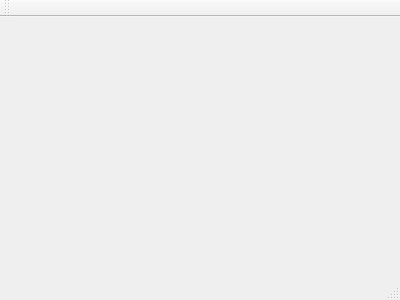
The window that lop/opiyt.ui (dabc312GitHub/Mytest) describes before a commit, drawn with Qt 5.
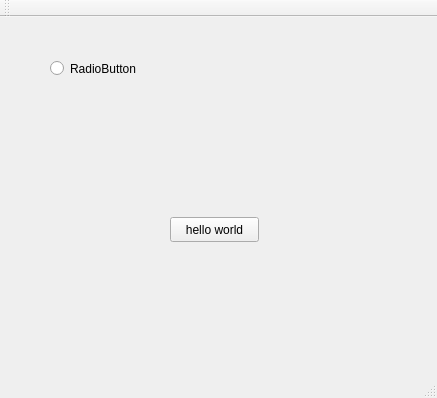
The same window after the commit.

```diff
--- a/lop/opiyt.ui
+++ b/lop/opiyt.ui
@@ -1,24 +1,66 @@
 <ui version="4.0">
  <class>opiyt</class>
- <widget class="QMainWindow" name="opiyt" >
-  <property name="geometry" >
+ <widget class="QMainWindow" name="opiyt">
+  <property name="geometry">
    <rect>
     <x>0</x>
     <y>0</y>
-    <width>400</width>
-    <height>300</height>
+    <width>437</width>
+    <height>398</height>
    </rect>
   </property>
   <property name="windowTitle" >
    <string>opiyt</string>
   </property>
-  <widget class="QMenuBar" name="menuBar" />
-  <widget class="QToolBar" name="mainToolBar" />
-  <widget class="QWidget" name="centralWidget" />
-  <widget class="QStatusBar" name="statusBar" />
+  <widget class="QWidget" name="centralWidget">
+   <widget class="QPushButton" name="pushButton">
+    <property name="geometry">
+     <rect>
+      <x>170</x>
+      <y>200</y>
+      <width>89</width>
+      <height>25</height>
+     </rect>
+    </property>
+    <property name="text">
+     <string>hello world</string>
+    </property>
+   </widget>
+   <widget class="QRadioButton" name="radioButton">
+    <property name="geometry">
+     <rect>
+      <x>50</x>
+      <y>40</y>
+      <width>112</width>
+      <height>23</height>
+     </rect>
+    </property>
+    <property name="text">
+     <string>RadioButton</string>
+    </property>
+   </widget>
+  </widget>
+  <widget class="QMenuBar" name="menuBar">
+   <property name="geometry">
+    <rect>
+     <x>0</x>
+     <y>0</y>
+     <width>437</width>
+     <height>22</height>
+    </rect>
+   </property>
+  </widget>
+  <widget class="QToolBar" name="mainToolBar">
+   <attribute name="toolBarArea">
+    <enum>TopToolBarArea</enum>
+   </attribute>
+   <attribute name="toolBarBreak">
+    <bool>false</bool>
+   </attribute>
+  </widget>
+  <widget class="QStatusBar" name="statusBar"/>
  </widget>
- <layoutDefault spacing="6" margin="11" />
- <pixmapfunction></pixmapfunction>
+ <layoutdefault spacing="6" margin="11"/>
  <resources/>
  <connections/>
 </ui>
```
Left out of the diff: 3 changed lines with no effect on the pictures.
